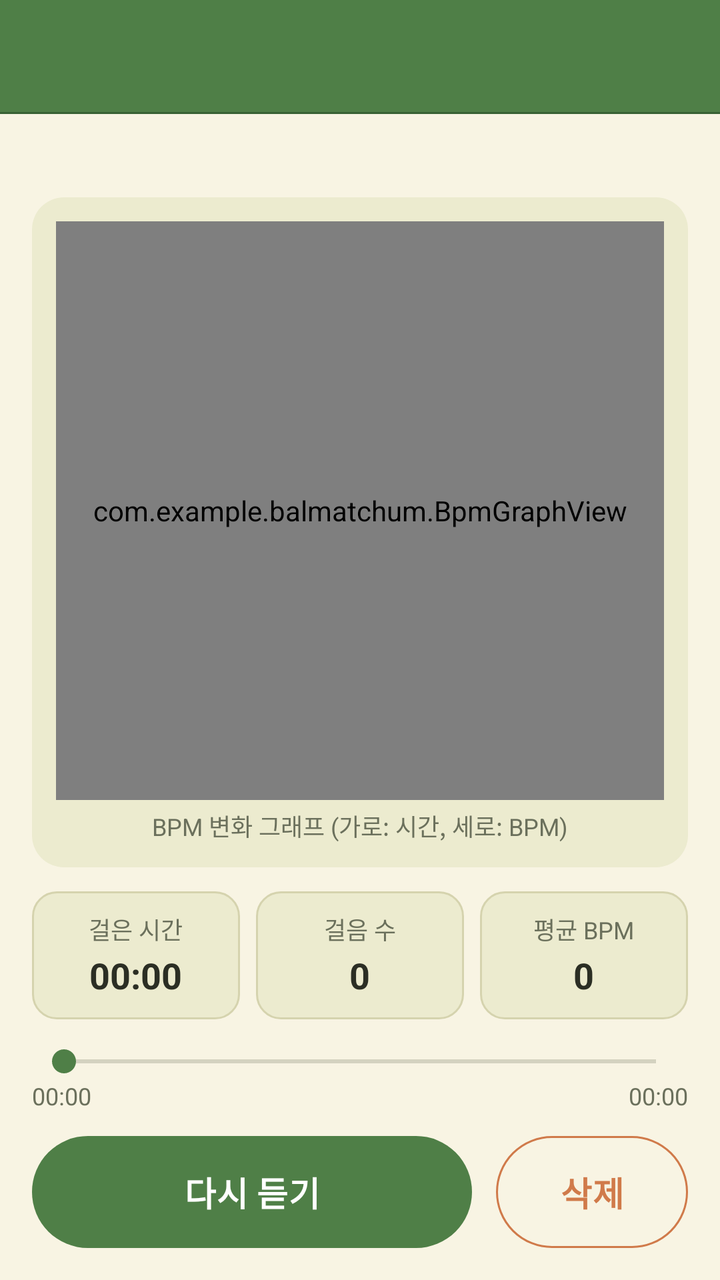
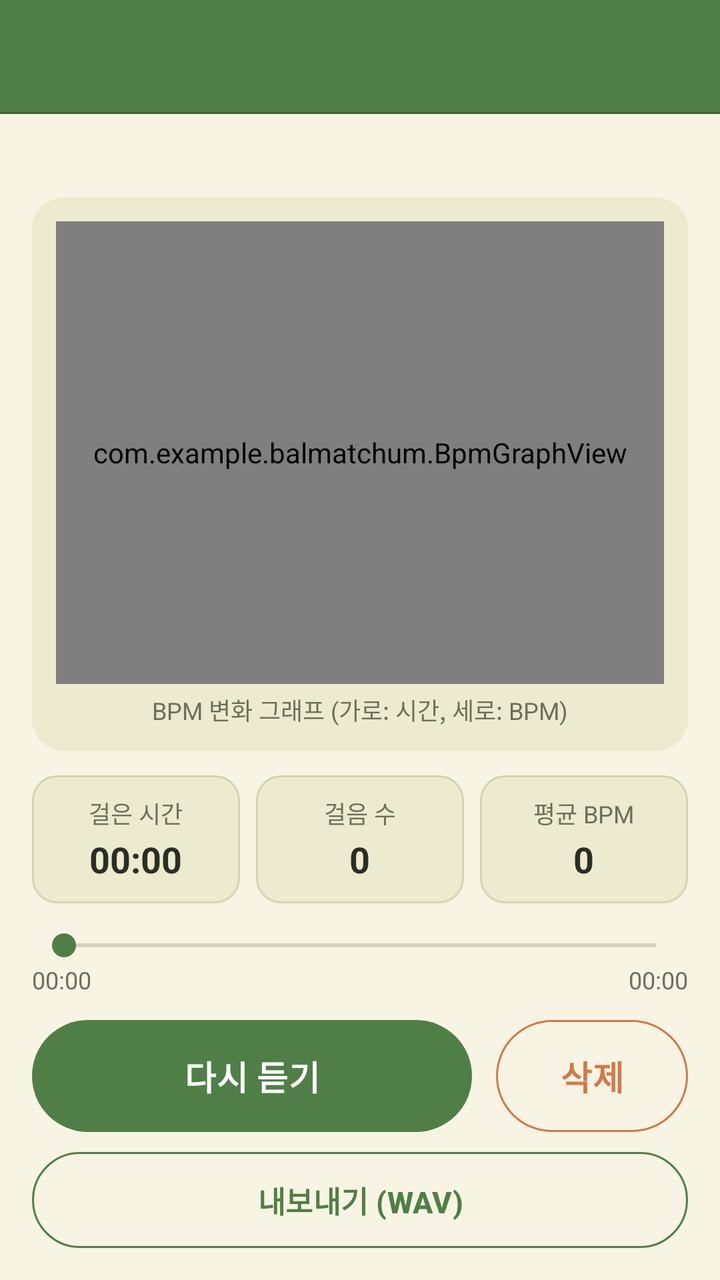

Two renders of the same Android screen: before a commit and after it. Below are the layout's source before the change and the commit's diff.
<!-- AndroidManifest.xml: application theme Theme.Balmatchum -->
<!-- res/layout/activity_song_detail.xml -->
<?xml version="1.0" encoding="utf-8"?>
<FrameLayout xmlns:android="http://schemas.android.com/apk/res/android"
    xmlns:app="http://schemas.android.com/apk/res-auto"
    android:layout_width="match_parent"
    android:layout_height="match_parent"
    android:background="@color/bal_primary_dark"
    android:fitsSystemWindows="true">
    


<LinearLayout
    android:layout_width="match_parent"
    android:layout_height="match_parent"
    android:background="@color/bal_background"
    android:orientation="vertical">

    
    <include layout="@layout/include_toolbar" />

    <LinearLayout
        android:layout_width="match_parent"
        android:layout_height="0dp"
        android:layout_weight="1"
        android:orientation="vertical"
        android:paddingStart="16dp"
        android:paddingTop="12dp"
        android:paddingEnd="16dp"
        android:paddingBottom="16dp">

        
        <TextView
            android:id="@+id/tvDate"
            android:layout_width="match_parent"
            android:layout_height="wrap_content"
            android:textColor="@color/bal_text_sub"
            android:textSize="13sp" />

        
        <LinearLayout
            android:layout_width="match_parent"
            android:layout_height="0dp"
            android:layout_marginTop="12dp"
            android:layout_weight="1"
            android:background="@drawable/bg_panel"
            android:minHeight="200dp"
            android:orientation="vertical"
            android:padding="12dp">

            
            <com.example.balmatchum.BpmGraphView
                android:id="@+id/graph"
                android:layout_width="match_parent"
                android:layout_height="0dp"
                android:layout_weight="1" />

            <TextView
                android:layout_width="match_parent"
                android:layout_height="wrap_content"
                android:layout_marginTop="4dp"
                android:gravity="center"
                android:text="BPM 변화 그래프 (가로: 시간, 세로: BPM)"
                android:textColor="@color/bal_text_sub"
                android:textSize="12sp" />
        </LinearLayout>

        
        <include
            layout="@layout/include_stat_tiles"
            android:layout_width="match_parent"
            android:layout_height="wrap_content"
            android:layout_marginTop="12dp" />

        
        <SeekBar
            android:id="@+id/seek"
            android:layout_width="match_parent"
            android:layout_height="wrap_content"
            android:layout_marginTop="12dp"
            android:progressBackgroundTint="@color/bal_text_sub"
            android:progressTint="@color/bal_primary"
            android:thumbTint="@color/bal_primary" />

        
        <LinearLayout
            android:layout_width="match_parent"
            android:layout_height="wrap_content"
            android:orientation="horizontal">

            <TextView
                android:id="@+id/tvTimeNow"
                android:layout_width="0dp"
                android:layout_height="wrap_content"
                android:layout_weight="1"
                android:text="00:00"
                android:textColor="@color/bal_text_sub"
                android:textSize="12sp" />

            <TextView
                android:id="@+id/tvTimeTotal"
                android:layout_width="wrap_content"
                android:layout_height="wrap_content"
                android:text="00:00"
                android:textColor="@color/bal_text_sub"
                android:textSize="12sp" />
        </LinearLayout>

        
        <LinearLayout
            android:layout_width="match_parent"
            android:layout_height="wrap_content"
            android:layout_marginTop="12dp"
            android:orientation="horizontal">

            
            <com.google.android.material.button.MaterialButton
                android:id="@+id/btnPlay"
                android:layout_width="0dp"
                android:layout_height="56dp"
                android:layout_weight="1"
                android:insetTop="0dp"
                android:insetBottom="0dp"
                android:text="다시 듣기"
                android:textColor="@color/white"
                android:textSize="17sp"
                android:textStyle="bold"
                app:backgroundTint="@color/btn_primary_bg"
                app:cornerRadius="28dp" />

            
            <com.google.android.material.button.MaterialButton
                android:id="@+id/btnDelete"
                style="@style/Widget.Material3.Button.OutlinedButton"
                android:layout_width="96dp"
                android:layout_height="56dp"
                android:layout_marginStart="12dp"
                android:insetTop="0dp"
                android:insetBottom="0dp"
                android:text="삭제"
                android:textColor="@color/bal_accent"
                android:textSize="17sp"
                android:textStyle="bold"
                app:cornerRadius="28dp"
                app:rippleColor="@color/bal_accent"
                app:strokeColor="@color/bal_accent" />
        </LinearLayout>
    </LinearLayout>
</LinearLayout>
</FrameLayout>
<!-- res/layout/include_toolbar.xml (included above) -->
<?xml version="1.0" encoding="utf-8"?>
<merge xmlns:android="http://schemas.android.com/apk/res/android"
    xmlns:app="http://schemas.android.com/apk/res-auto">

    
    <com.google.android.material.appbar.MaterialToolbar
        android:id="@+id/toolbar"
        android:layout_width="match_parent"
        android:layout_height="56dp"
        android:background="@color/bal_primary"
        app:titleTextAppearance="@style/TextAppearance.Balmatchum.ToolbarTitle"
        app:titleTextColor="@color/white" />

    
    <View
        android:layout_width="match_parent"
        android:layout_height="1dp"
        android:background="@color/bal_primary_dark" />
</merge>
<!-- res/layout/include_stat_tiles.xml (included above) -->
<?xml version="1.0" encoding="utf-8"?>
<LinearLayout xmlns:android="http://schemas.android.com/apk/res/android"
    android:layout_width="match_parent"
    android:layout_height="wrap_content"
    android:orientation="horizontal">

    
    <LinearLayout
        android:layout_width="0dp"
        android:layout_height="wrap_content"
        android:layout_weight="1"
        android:background="@drawable/bg_tile"
        android:gravity="center"
        android:orientation="vertical"
        android:paddingTop="10dp"
        android:paddingBottom="10dp">

        <TextView
            android:layout_width="wrap_content"
            android:layout_height="wrap_content"
            android:text="걸은 시간"
            android:textColor="@color/bal_text_sub"
            android:textSize="12sp" />

        <TextView
            android:id="@+id/tvStatTime"
            android:layout_width="wrap_content"
            android:layout_height="wrap_content"
            android:layout_marginTop="2dp"
            android:text="00:00"
            android:textColor="@color/bal_text"
            android:textSize="18sp"
            android:textStyle="bold" />
    </LinearLayout>

    
    <LinearLayout
        android:layout_width="0dp"
        android:layout_height="wrap_content"
        android:layout_marginStart="8dp"
        android:layout_marginEnd="8dp"
        android:layout_weight="1"
        android:background="@drawable/bg_tile"
        android:gravity="center"
        android:orientation="vertical"
        android:paddingTop="10dp"
        android:paddingBottom="10dp">

        <TextView
            android:layout_width="wrap_content"
            android:layout_height="wrap_content"
            android:text="걸음 수"
            android:textColor="@color/bal_text_sub"
            android:textSize="12sp" />

        <TextView
            android:id="@+id/tvStatSteps"
            android:layout_width="wrap_content"
            android:layout_height="wrap_content"
            android:layout_marginTop="2dp"
            android:text="0"
            android:textColor="@color/bal_text"
            android:textSize="18sp"
            android:textStyle="bold" />
    </LinearLayout>

    
    <LinearLayout
        android:layout_width="0dp"
        android:layout_height="wrap_content"
        android:layout_weight="1"
        android:background="@drawable/bg_tile"
        android:gravity="center"
        android:orientation="vertical"
        android:paddingTop="10dp"
        android:paddingBottom="10dp">

        <TextView
            android:layout_width="wrap_content"
            android:layout_height="wrap_content"
            android:text="평균 BPM"
            android:textColor="@color/bal_text_sub"
            android:textSize="12sp" />

        <TextView
            android:id="@+id/tvStatAvg"
            android:layout_width="wrap_content"
            android:layout_height="wrap_content"
            android:layout_marginTop="2dp"
            android:text="0"
            android:textColor="@color/bal_text"
            android:textSize="18sp"
            android:textStyle="bold" />
    </LinearLayout>
</LinearLayout>
<!-- resources referenced by this layout -->
<resources>
  <color name="bal_accent">#D07A4A</color>
  <color name="bal_background">#F8F4E3</color>
  <color name="bal_primary">#4F7F47</color>
  <color name="bal_primary_dark">#386134</color>
  <color name="bal_text">#2B2E24</color>
  <color name="bal_text_sub">#6B705C</color>
  <color name="white">#FFFFFFFF</color>
  <!-- drawable bg_panel (drawable) -->
  <?xml version="1.0" encoding="utf-8"?>
  <shape xmlns:android="http://schemas.android.com/apk/res/android"
      android:shape="rectangle">
      <corners android:radius="16dp" />
      
      <solid android:color="@color/bal_surface" />
  </shape>
  <!-- drawable bg_tile (drawable) -->
  <?xml version="1.0" encoding="utf-8"?>
  <shape xmlns:android="http://schemas.android.com/apk/res/android"
      android:shape="rectangle">
      <corners android:radius="12dp" />
      <solid android:color="@color/bal_surface" />
      <stroke
          android:width="1dp"
          android:color="@color/bal_outline" />
  </shape>
  <style name="TextAppearance.Balmatchum.ToolbarTitle" parent="TextAppearance.Material3.TitleLarge">
          <item name="android:textSize">20sp</item>
          <item name="android:textStyle">bold</item>
      </style>
  <style name="Theme.Balmatchum" parent="Base.Theme.Balmatchum" />
  <color name="bal_surface">#ECEBCF</color>
  <color name="bal_outline">#D5D3AE</color>
  <style name="Base.Theme.Balmatchum" parent="Theme.Material3.Light.NoActionBar">
          
          <item name="colorPrimary">@color/bal_primary</item>
          
          <item name="colorOnPrimary">@color/white</item>
          <item name="colorPrimaryContainer">@color/bal_surface</item>
          <item name="colorOnPrimaryContainer">@color/bal_text</item>
  
          
          <item name="colorSecondary">@color/bal_secondary</item>
          <item name="colorOnSecondary">@color/bal_text</item>
          <item name="colorSecondaryContainer">@color/bal_surface</item>
          <item name="colorOnSecondaryContainer">@color/bal_text</item>
  
          
          <item name="colorTertiary">@color/bal_accent</item>
          <item name="colorOnTertiary">@color/white</item>
          
          <item name="colorError">@color/bal_accent</item>
          <item name="colorOnError">@color/white</item>
  
          
          <item name="android:colorBackground">@color/bal_background</item>
          <item name="android:windowBackground">@color/bal_background</item>
          <item name="colorOnBackground">@color/bal_text</item>
  
          
          <item name="colorSurface">@color/bal_background</item>
          <item name="colorOnSurface">@color/bal_text</item>
          <item name="colorOnSurfaceVariant">@color/bal_text_sub</item>
          <item name="colorSurfaceContainerLowest">@color/bal_background</item>
          <item name="colorSurfaceContainerLow">@color/bal_background</item>
          <item name="colorSurfaceContainer">@color/bal_surface</item>
          
          <item name="colorSurfaceContainerHigh">@color/bal_background</item>
          <item name="colorSurfaceContainerHighest">@color/bal_surface</item>
  
          
          <item name="colorOutline">@color/bal_outline</item>
          <item name="colorOutlineVariant">@color/bal_outline</item>
  
          
          <item name="android:textColorPrimary">@color/bal_text</item>
          <item name="android:textColorSecondary">@color/bal_text_sub</item>
  
          
          <item name="android:statusBarColor">@color/bal_primary_dark</item>
          <item name="android:navigationBarColor">@color/bal_primary_dark</item>
          
          <item name="android:windowLightStatusBar">false</item>
      </style>
  <color name="bal_secondary">#A9BF7A</color>
</resources>

<!-- the commit's change to res/layout/activity_song_detail.xml (unified diff, before → after) -->
@@ -143,6 +143,23 @@
                 app:rippleColor="@color/bal_accent"
                 app:strokeColor="@color/bal_accent" />
         </LinearLayout>
+
+        
+        <com.google.android.material.button.MaterialButton
+            android:id="@+id/btnExport"
+            style="@style/Widget.Material3.Button.OutlinedButton"
+            android:layout_width="match_parent"
+            android:layout_height="48dp"
+            android:layout_marginTop="10dp"
+            android:insetTop="0dp"
+            android:insetBottom="0dp"
+            android:text="내보내기 (WAV)"
+            android:textColor="@color/bal_primary"
+            android:textSize="15sp"
+            android:textStyle="bold"
+            app:cornerRadius="24dp"
+            app:rippleColor="@color/bal_secondary"
+            app:strokeColor="@color/bal_primary" />
     </LinearLayout>
 </LinearLayout>
 </FrameLayout>
